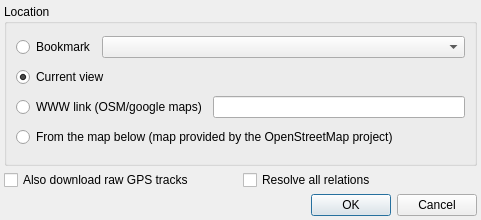
Before: the Qt Designer form src/DownloadMapDialog.ui in openstreetmap/merkaartor, drawn with Qt 5.
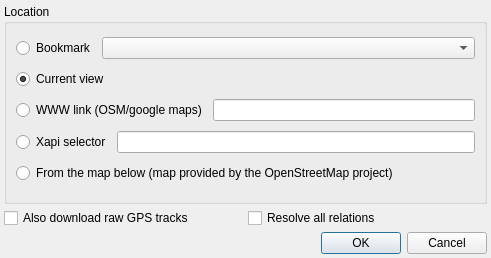
After: the same form once the commit is applied.

Commit message: ADD : Support for XAPI

Patch:
```diff
--- a/src/DownloadMapDialog.ui
+++ b/src/DownloadMapDialog.ui
@@ -6,8 +6,8 @@
    <rect>
     <x>0</x>
     <y>0</y>
-    <width>481</width>
-    <height>220</height>
+    <width>491</width>
+    <height>258</height>
    </rect>
   </property>
   <property name="windowTitle">
@@ -31,7 +31,7 @@
      <property name="title">
       <string>Location</string>
      </property>
-     <layout class="QVBoxLayout">
+     <layout class="QVBoxLayout" name="verticalLayout">
       <item>
        <layout class="QHBoxLayout">
         <item>
@@ -80,6 +80,20 @@
         </item>
        </layout>
       </item>
+      <item>
+       <layout class="QHBoxLayout" name="horizontalLayout_2">
+        <item>
+         <widget class="QRadioButton" name="FromXapi">
+          <property name="text">
+           <string>Xapi selector</string>
+          </property>
+         </widget>
+        </item>
+        <item>
+         <widget class="QLineEdit" name="edXapiUrl"/>
+        </item>
+       </layout>
+      </item>
       <item>
        <widget class="QRadioButton" name="FromMap">
         <property name="text">
```
The commit also changes 14 other files.
